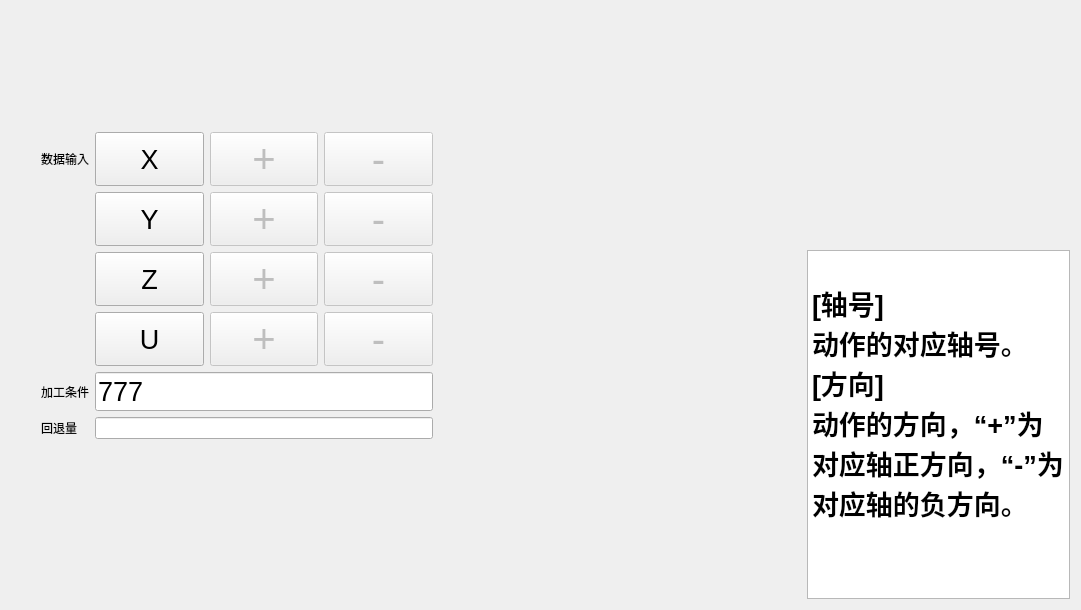
Above: forms/manual/fangdianform.ui from zephyrrr/Camotics_modbus before the change. Below: the same form after it.
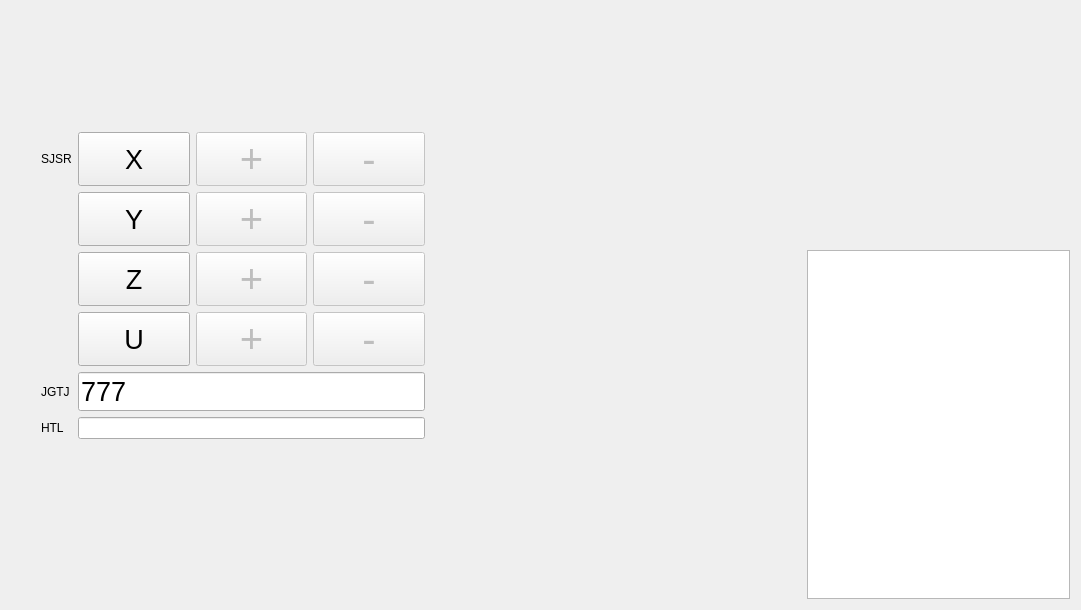
That is the form after the change. Custom widgets are drawn as their Qt base class.

Diff of the .ui file:
```diff
--- a/forms/manual/fangdianform.ui
+++ b/forms/manual/fangdianform.ui
@@ -122,7 +122,7 @@
        <item row="4" column="0">
         <widget class="QLabel" name="label_4">
          <property name="text">
-          <string>加工条件</string>
+          <string>JGTJ</string>
          </property>
         </widget>
        </item>
@@ -383,14 +383,14 @@
        <item row="0" column="0">
         <widget class="QLabel" name="label_1">
          <property name="text">
-          <string>数据输入</string>
+          <string>SJSR</string>
          </property>
         </widget>
        </item>
        <item row="5" column="0">
         <widget class="QLabel" name="label">
          <property name="text">
-          <string>回退量</string>
+          <string>HTL</string>
          </property>
         </widget>
        </item>
@@ -461,19 +461,7 @@
      <item>
       <widget class="QTextBrowser" name="textBrowser">
        <property name="html">
-        <string>&lt;!DOCTYPE HTML PUBLIC &quot;-//W3C//DTD HTML 4.0//EN&quot; &quot;http://www.w3.org/TR/REC-html40/strict.dtd&quot;&gt;
-&lt;html&gt;&lt;head&gt;&lt;meta name=&quot;qrichtext&quot; content=&quot;1&quot; /&gt;&lt;meta charset=&quot;utf-8&quot; /&gt;&lt;style type=&quot;text/css&quot;&gt;
-p, li { white-space: pre-wrap; }
-hr { height: 1px; border-width: 0; }
-li.unchecked::marker { content: &quot;\2610&quot;; }
-li.checked::marker { content: &quot;\2612&quot;; }
-&lt;/style&gt;&lt;/head&gt;&lt;body style=&quot; font-family:'Microsoft YaHei UI'; font-size:9pt; font-weight:400; font-style:normal;&quot;&gt;
-&lt;p style=&quot; margin-top:0px; margin-bottom:0px; margin-left:0px; margin-right:0px; -qt-block-indent:0; text-indent:0px;&quot;&gt;                 &lt;/p&gt;
-&lt;p style=&quot; margin-top:0px; margin-bottom:0px; margin-left:0px; margin-right:0px; -qt-block-indent:0; text-indent:0px;&quot;&gt;                 &lt;/p&gt;
-&lt;p style=&quot; margin-top:0px; margin-bottom:0px; margin-left:0px; margin-right:0px; -qt-block-indent:0; text-indent:0px;&quot;&gt;&lt;span style=&quot; font-family:'SimSun'; font-size:20pt; font-weight:696;&quot;&gt;[轴号]&lt;/span&gt;                 &lt;/p&gt;
-&lt;p style=&quot; margin-top:0px; margin-bottom:0px; margin-left:0px; margin-right:0px; -qt-block-indent:0; text-indent:0px;&quot;&gt;&lt;span style=&quot; font-family:'SimSun'; font-size:20pt; font-weight:696;&quot;&gt;动作的对应轴号。&lt;/span&gt;                 &lt;/p&gt;
-&lt;p style=&quot; margin-top:0px; margin-bottom:0px; margin-left:0px; margin-right:0px; -qt-block-indent:0; text-indent:0px;&quot;&gt;&lt;span style=&quot; font-family:'SimSun'; font-size:20pt; font-weight:696;&quot;&gt;[方向]&lt;/span&gt;                 &lt;/p&gt;
-&lt;p style=&quot; margin-top:0px; margin-bottom:0px; margin-left:0px; margin-right:0px; -qt-block-indent:0; text-indent:0px;&quot;&gt;&lt;span style=&quot; font-family:'SimSun'; font-size:20pt; font-weight:696;&quot;&gt;动作的方向，“+”为对应轴正方向，“-”为对应轴的负方向。&lt;/span&gt;               &lt;/p&gt;&lt;/body&gt;&lt;/html&gt;</string>
+        <string></string>
        </property>
       </widget>
      </item>
```
Left out of the diff: 9 changed lines with no effect on the pictures.
